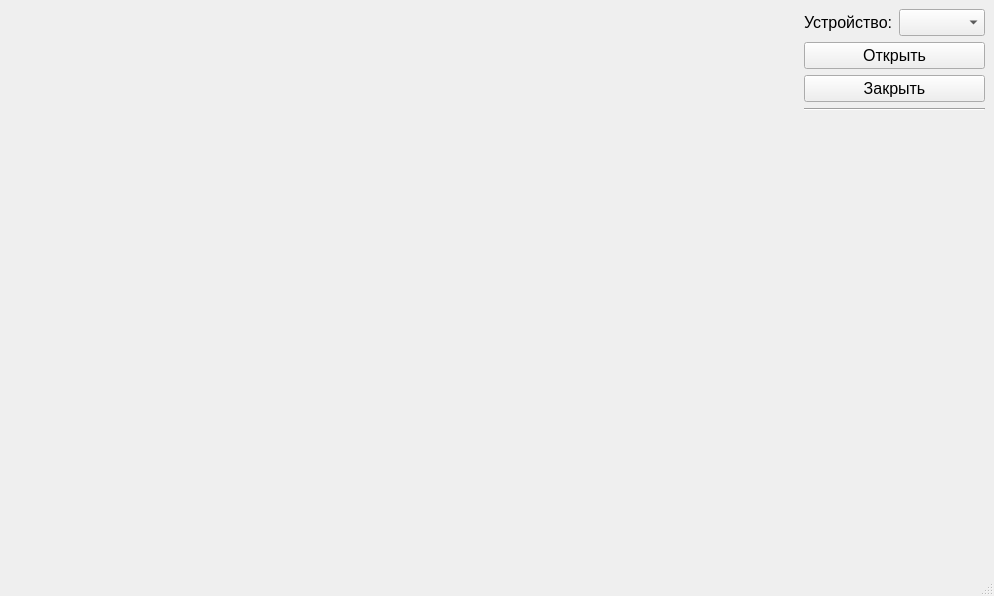
The window that resources/main_window.ui (mcsltd/mcs-inRat-monitor) describes before a commit, drawn with Qt 5.
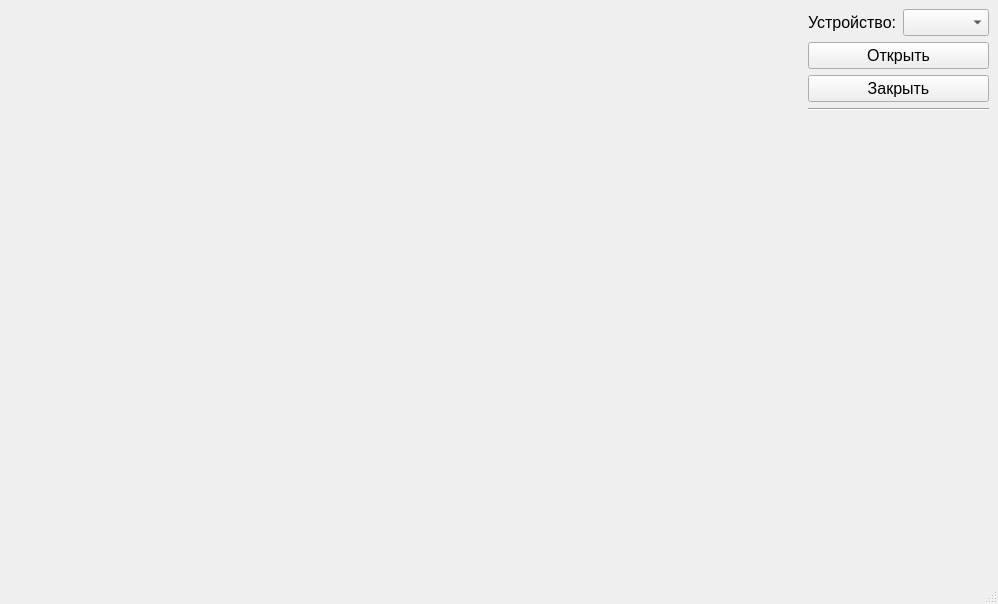
The same window after the commit. Icons and pictures are not drawn.

The edit to the form file:
```diff
--- a/resources/main_window.ui
+++ b/resources/main_window.ui
@@ -6,8 +6,8 @@
    <rect>
     <x>0</x>
     <y>0</y>
-    <width>994</width>
-    <height>596</height>
+    <width>998</width>
+    <height>604</height>
    </rect>
   </property>
   <property name="windowTitle">
```
Left out of the diff: 4 changed lines with no effect on the pictures.
